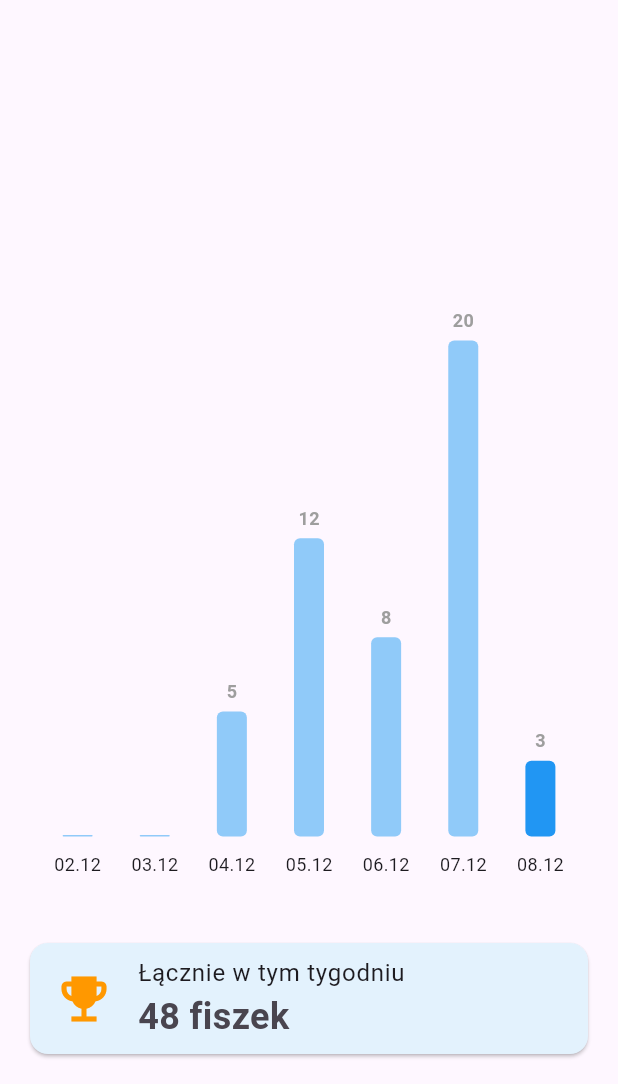
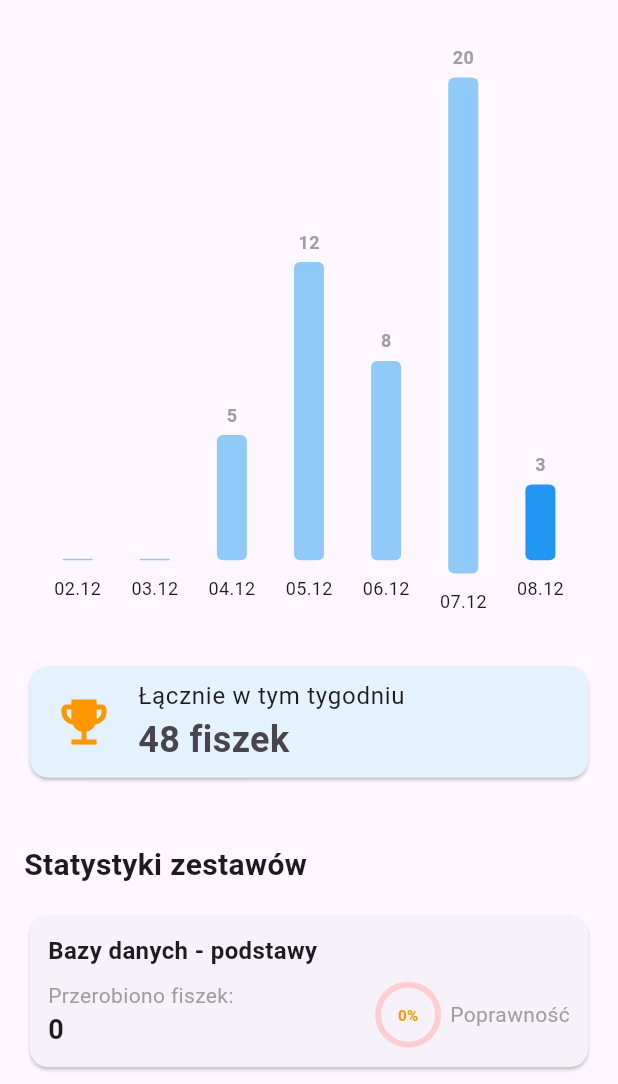
Before and after one commit to Mixx200/Fiszki, a Flutter app: the StatsScreen screen opened directly, on a phone screen of 412 x 824 dp, the part 152-1236 px from its top. Run offline on Flutter 3.47's test engine with Material 3 defaults, Android fonts, the phone set to English and light mode, and no system bars; our stand-ins replace pie_chart.

Commit message:
Zmodyfikowany stats

```diff
--- a/lib/screens/stats_screen.dart
+++ b/lib/screens/stats_screen.dart
@@ -1,27 +1,61 @@
 import 'package:flutter/material.dart';
 import '../data/mock_data.dart';
+import '../models/flashcard_set.dart'; // Niezbędny, aby pobrać tytuły zestawów
 
 class StatsScreen extends StatelessWidget {
   const StatsScreen({Key? key}) : super(key: key);
 
-  // Generuje listę ostatnich 7 dni
+  // Generuje listę ostatnich 7 dni na podstawie dynamicznych danych
   List<MapEntry<String, int>> _getLast7DaysStats() {
     List<MapEntry<String, int>> stats = [];
     final now = DateTime.now();
 
     for (int i = 6; i >= 0; i--) {
       final date = now.subtract(Duration(days: i));
-      final key = date.toIso8601String().split('T')[0]; // Format YYYY-MM-DD
+      final key = date.toIso8601String().split('T')[0];
+
+      // Używamy dynamicznej mapy dailyStats
       final count = dailyStats[key] ?? 0;
       stats.add(MapEntry(key, count));
     }
     return stats;
   }
 
+  // Generuje statystyki dla zestawów na podstawie dynamicznych danych
+  List<Map<String, dynamic>> _getSetStats() {
+    List<Map<String, dynamic>> setStats = [];
+
+    for (var set in mockSets) {
+      // Pobieranie statystyk z mapy setProgressStats
+      final progress = setProgressStats[set.id] ?? {'totalAnswered': 0, 'totalCorrect': 0};
+
+      final totalAnswered = progress['totalAnswered'] as int;
+      final totalCorrect = progress['totalCorrect'] as int;
+
+      final correctPercentage = totalAnswered > 0
+          ? ((totalCorrect / totalAnswered) * 100).round()
+          : 0;
+
+      setStats.add({
+        'title': set.title,
+        'answered': totalAnswered,
+        'correct_percent': correctPercentage,
+        'id': set.id,
+      });
+    }
+
+    // Sortowanie (np. od zestawu z największą liczbą przerobionych fiszek)
+    setStats.sort((a, b) => b['answered'].compareTo(a['answered']));
+
+    return setStats;
+  }
+
   @override
   Widget build(BuildContext context) {
     final last7Days = _getLast7DaysStats();
-    // Znajdź maksymalną wartość, aby wyskalować słupki (minimum 10, żeby wykres nie był pusty przy 0)
+    final setStats = _getSetStats();
+
+    // Znajdź maksymalną wartość, aby wyskalować słupki (minimum 10)
     int maxCount = last7Days.map((e) => e.value).reduce((a, b) => a > b ? a : b);
     if (maxCount < 10) maxCount = 10;
 
@@ -29,35 +63,32 @@ class StatsScreen extends StatelessWidget {
       appBar: AppBar(
         title: const Text('Twoje postępy'),
       ),
-      body: Padding(
+      body: SingleChildScrollView(
+        child: Padding(
           padding: const EdgeInsets.all(16.0),
           child: Column(
             crossAxisAlignment: CrossAxisAlignment.start,
             children: [
+
               const Text(
                 'Przerobione fiszki (ostatnie 7 dni)',
                 style: TextStyle(fontSize: 20, fontWeight: FontWeight.bold),
               ),
               const SizedBox(height: 30),
 
-            // Wykres
-            Expanded(
+              SizedBox(
+                height: MediaQuery.of(context).size.height * 0.45,
                 child: Row(
                   mainAxisAlignment: MainAxisAlignment.spaceEvenly,
                   crossAxisAlignment: CrossAxisAlignment.end,
                   children: last7Days.map((entry) {
-                  // Oblicz wysokość słupka jako ułamek dostępnej wysokości
-                  // Używamy trochę matematyki, aby słupki były proporcjonalne
                     final double percentage = entry.value / maxCount;
-
-                  // Parsowanie daty, aby wyświetlić np. "Pn", "Wt" lub dzień miesiąca
                     final dateParts = entry.key.split('-');
-                  final dayLabel = '${dateParts[2]}.${dateParts[1]}'; // np. 24.11
+                    final dayLabel = '${dateParts[2]}.${dateParts[1]}';
 
                     return Column(
                       mainAxisAlignment: MainAxisAlignment.end,
                       children: [
-                      // Liczba nad słupkiem
                         Text(
                           entry.value > 0 ? entry.value.toString() : '',
                           style: const TextStyle(
@@ -67,26 +98,23 @@ class StatsScreen extends StatelessWidget {
                           ),
                         ),
                         const SizedBox(height: 5),
-                      // Słupek
                         TweenAnimationBuilder<double>(
                           tween: Tween<double>(begin: 0, end: percentage),
                           duration: const Duration(milliseconds: 800),
                           builder: (context, value, _) {
                             return Container(
                               width: 20,
-                            // Ustawiamy minimalną wysokość 1px, żeby było widać podstawę
                               height: (MediaQuery.of(context).size.height * 0.4) * value + 1,
                               decoration: BoxDecoration(
                                 color: entry.key == DateTime.now().toIso8601String().split('T')[0]
-                                  ? Colors.blue // Dzisiaj na niebiesko
-                                  : Colors.blue[200], // Inne dni jaśniejsze
+                                    ? Colors.blue
+                                    : Colors.blue[200],
                                 borderRadius: BorderRadius.circular(4),
                               ),
                             );
                           },
                         ),
                         const SizedBox(height: 10),
-                      // Etykieta daty
                         Text(
                           dayLabel,
                           style: const TextStyle(fontSize: 12),
@@ -99,7 +127,6 @@ class StatsScreen extends StatelessWidget {
 
               const SizedBox(height: 40),
 
-            // Podsumowanie
               Card(
                 color: Colors.blue[50],
                 child: ListTile(
@@ -111,7 +138,88 @@ class StatsScreen extends StatelessWidget {
                   ),
                 ),
               ),
+
+              const SizedBox(height: 40),
+              const Text(
+                'Statystyki zestawów',
+                style: TextStyle(fontSize: 20, fontWeight: FontWeight.bold),
+              ),
+              const SizedBox(height: 15),
+
+              ...setStats.map((stat) {
+                final percent = stat['correct_percent'] as int;
+                final answered = stat['answered'] as int;
+
+                return Padding(
+                  padding: const EdgeInsets.only(bottom: 12.0),
+                  child: Card(
+                    elevation: 1,
+                    child: Padding(
+                      padding: const EdgeInsets.all(12.0),
+                      child: Column(
+                        crossAxisAlignment: CrossAxisAlignment.start,
+                        children: [
+                          Text(
+                            stat['title'] as String,
+                            style: const TextStyle(fontSize: 16, fontWeight: FontWeight.w600),
+                            maxLines: 1,
+                            overflow: TextOverflow.ellipsis,
+                          ),
+                          const SizedBox(height: 8),
+                          Row(
+                            mainAxisAlignment: MainAxisAlignment.spaceBetween,
+                            children: [
+                              Column(
+                                crossAxisAlignment: CrossAxisAlignment.start,
+                                children: [
+                                  const Text('Przerobiono fiszek:', style: TextStyle(color: Colors.grey)),
+                                  Text(
+                                    answered.toString(),
+                                    style: const TextStyle(fontSize: 18, fontWeight: FontWeight.bold),
+                                  ),
                                 ],
+                              ),
+                              Row(
+                                children: [
+                                  SizedBox(
+                                    width: 40,
+                                    height: 40,
+                                    child: Stack(
+                                      fit: StackFit.expand,
+                                      children: [
+                                        CircularProgressIndicator(
+                                          value: percent / 100,
+                                          strokeWidth: 4,
+                                          backgroundColor: Colors.red[100],
+                                          color: percent >= 75 ? Colors.green : Colors.orange,
+                                        ),
+                                        Center(
+                                          child: Text(
+                                            '$percent%',
+                                            style: TextStyle(
+                                              fontSize: 10,
+                                              fontWeight: FontWeight.bold,
+                                              color: percent >= 75 ? Colors.green : Colors.orange,
+                                            ),
+                                          ),
+                                        ),
+                                      ],
+                                    ),
+                                  ),
+                                  const SizedBox(width: 8),
+                                  const Text('Poprawność', style: TextStyle(color: Colors.grey)),
+                                ],
+                              ),
+                            ],
+                          ),
+                        ],
+                      ),
+                    ),
+                  ),
+                );
+              }).toList(),
+            ],
+          ),
         ),
       ),
     );
```
Lines whose indentation alone changed are shown as unchanged.
